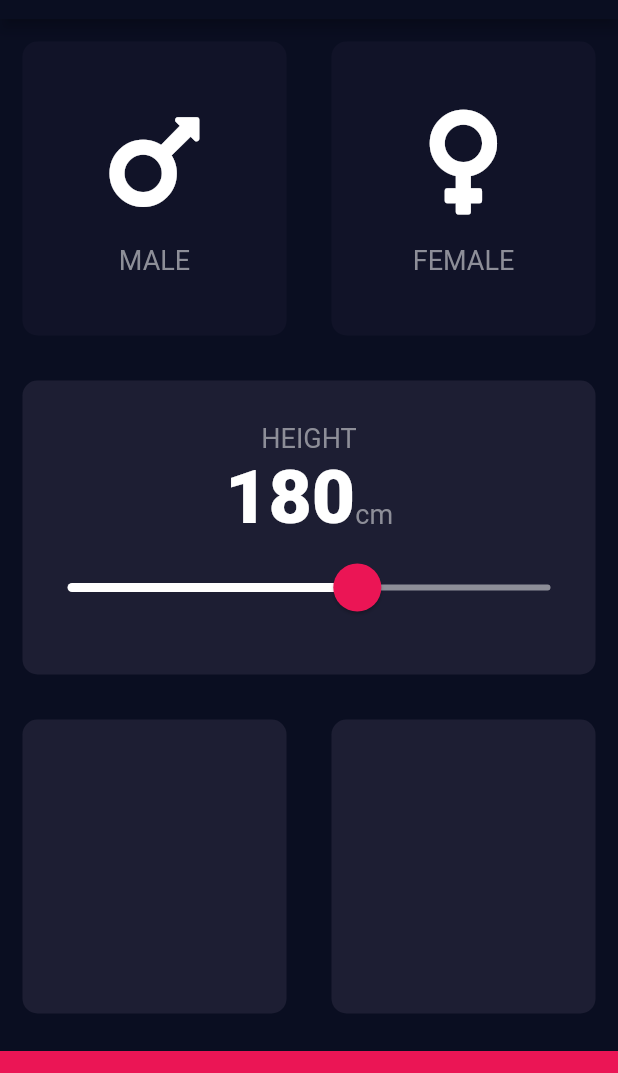
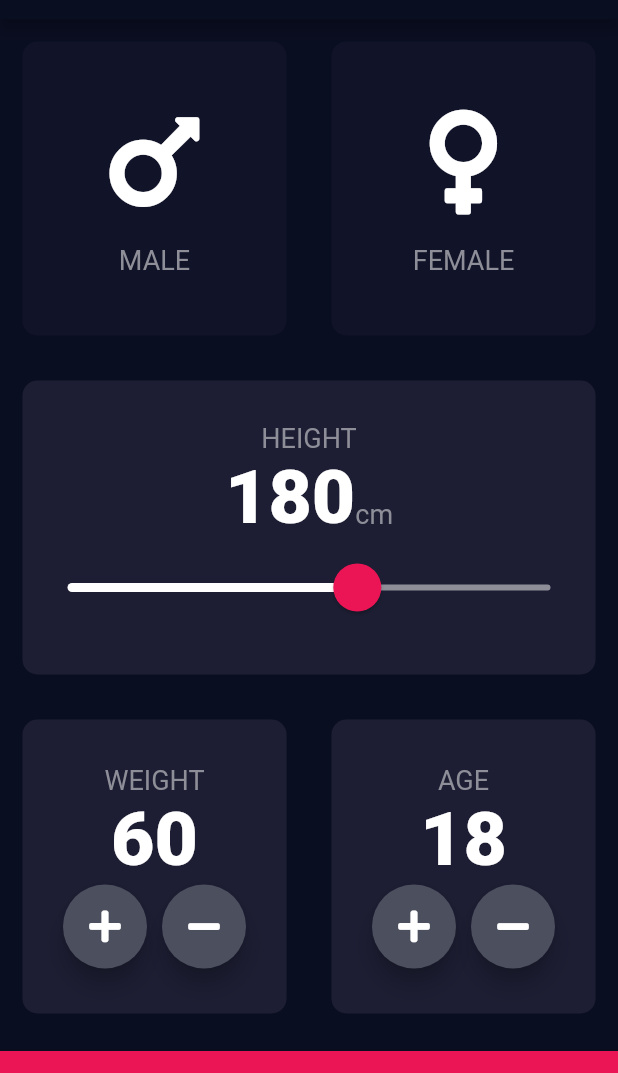
Before and after one commit to atalayasa/FlutterBMICalculator, a Flutter app: the screen it shows after launch, on a phone screen of 412 x 824 dp, the part 65-1138 px from its top. Run offline on Flutter 3.47's test engine with Material 2 defaults, Android fonts, the phone set to English and light mode, and no system bars; our stand-ins replace font_awesome_flutter.

Commit message:
Rounded button of age and weight created.

```diff
--- a/lib/input_page.dart
+++ b/lib/input_page.dart
@@ -14,6 +14,8 @@ class InputPage extends StatefulWidget {
 class _InputPageState extends State<InputPage> {
   Gender selectedGender;
   int height = 180;
+  int weight = 60;
+  int age = 18;
 
   @override
   Widget build(BuildContext context) {
@@ -115,10 +117,84 @@ class _InputPageState extends State<InputPage> {
               children: <Widget>[
                 Expanded(
                     child: new ReusableCard(
+                  cardChild: Column(
+                    mainAxisAlignment: MainAxisAlignment.center,
+                    children: <Widget>[
+                      Text(
+                        "WEIGHT",
+                        style: kLabelTextStyle,
+                      ),
+                      Text(
+                        weight.toString(),
+                        style: kBoldTextStyle,
+                      ),
+                      Row(
+                        mainAxisAlignment: MainAxisAlignment.center,
+                        children: <Widget>[
+                          RoundIconButton(
+                            icon: FontAwesomeIcons.plus,
+                            onPressed: () {
+                              setState(() {
+                                weight++;
+                              });
+                            },
+                          ),
+                          SizedBox(
+                            width: 10.0,
+                          ),
+                          RoundIconButton(
+                            icon: FontAwesomeIcons.minus,
+                            onPressed: () {
+                              setState(() {
+                                weight--;
+                              });
+                            },
+                          )
+                        ],
+                      ),
+                    ],
+                  ),
                   color: kActiveCardColor,
                 )),
                 Expanded(
                     child: new ReusableCard(
+                  cardChild: Column(
+                    mainAxisAlignment: MainAxisAlignment.center,
+                    children: <Widget>[
+                      Text(
+                        "AGE",
+                        style: kLabelTextStyle,
+                      ),
+                      Text(
+                        age.toString(),
+                        style: kBoldTextStyle,
+                      ),
+                      Row(
+                        mainAxisAlignment: MainAxisAlignment.center,
+                        children: <Widget>[
+                          RoundIconButton(
+                            icon: FontAwesomeIcons.plus,
+                            onPressed: () {
+                              setState(() {
+                                age++;
+                              });
+                            },
+                          ),
+                          SizedBox(
+                            width: 10.0,
+                          ),
+                          RoundIconButton(
+                            icon: FontAwesomeIcons.minus,
+                            onPressed: () {
+                              setState(() {
+                                age--;
+                              });
+                            },
+                          )
+                        ],
+                      )
+                    ],
+                  ),
                   color: kActiveCardColor,
                 )),
               ],
@@ -135,3 +211,22 @@ class _InputPageState extends State<InputPage> {
     );
   }
 }
+
+class RoundIconButton extends StatelessWidget {
+  final IconData icon;
+  final Function onPressed;
+  RoundIconButton({this.icon, this.onPressed});
+  @override
+  Widget build(BuildContext context) {
+    return RawMaterialButton(
+      child: Icon(icon),
+      shape: CircleBorder(),
+      fillColor: Color(0xFF4C4F5E),
+      constraints: BoxConstraints.tightFor(width: 56.0, height: 56.0),
+      elevation: 6.0,
+      onPressed: () {
+        onPressed();
+      },
+    );
+  }
+}
```
